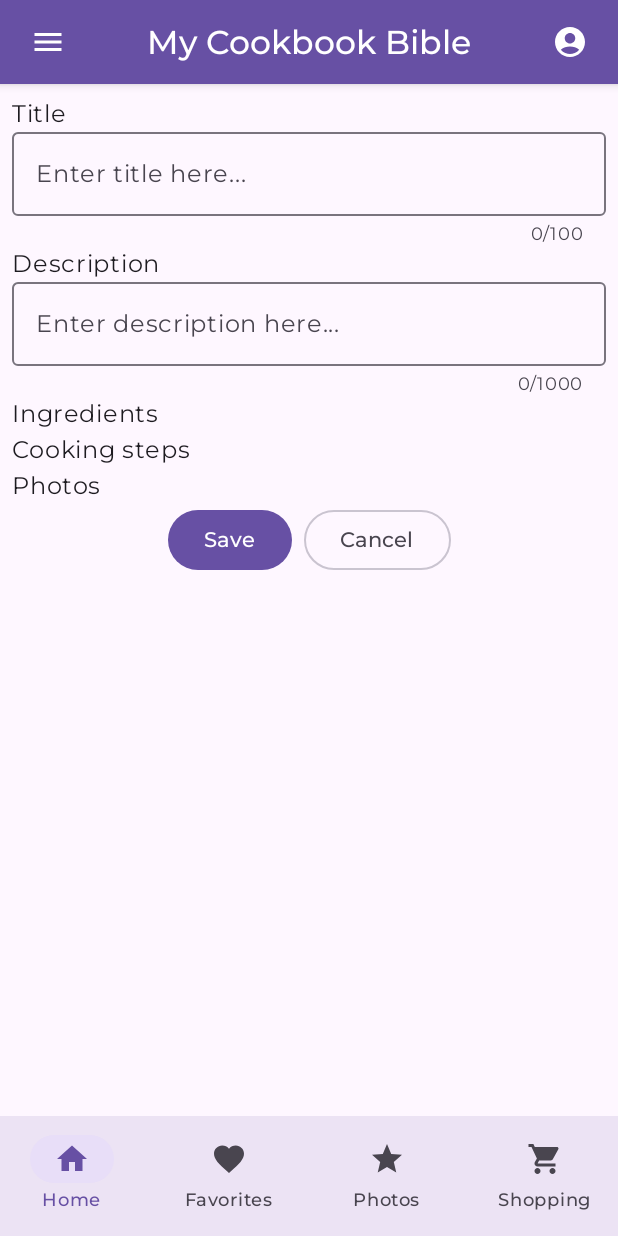
After one commit to CriticalGnome/MyCookBookBible, an Android app built with Jetpack Compose: the composable EditRecipeScreen shown on its own in the app's theme, on a phone screen of 412 x 824 dp. The commit adds this screen. Run offline under Robolectric (Android 15) with nearby library versions, the phone set to English and light mode, and no system bars; our stand-ins replace Dagger/Hilt's generated code; 2 statements that could not run were skipped.

Commit message:
master-1: Refactor state management, update dependencies, and implement EditRecipeScreen
- Replaced `setState` with `updateState` for state updates in `BaseViewModel` and `MainViewModel`.
- Added `EditRecipeViewModel` and initial implementation of `EditRecipeScreen`.
- Introduced new dependencies: `androidx.lifecycle.viewmodel.compose` and `androidx.navigation.compose`.
- Enhanced `MainScreen` with a floating action button for navigation.
- Updated dependencies including AGP, Compose BOM, and others in `libs.versions.toml`.

Primed for feature enhancements and maintaining code consistency.

```diff
--- a/app/build.gradle.kts
+++ b/app/build.gradle.kts
@@ -52,6 +52,8 @@ dependencies {
     implementation(libs.androidx.activity.compose)
     implementation(libs.androidx.material3)
     implementation(libs.fragment.ktx)
+    implementation(libs.androidx.navigation.compose)
+    implementation(libs.androidx.lifecycle.viewmodel.compose)
     // Compose
     implementation(platform(libs.androidx.compose.bom))
     implementation(libs.androidx.ui)
--- a/app/src/main/java/com/criticalgnome/cookbook/main/MainActivity.kt
+++ b/app/src/main/java/com/criticalgnome/cookbook/main/MainActivity.kt
@@ -5,7 +5,6 @@ import androidx.activity.ComponentActivity
 import androidx.activity.compose.setContent
 import androidx.activity.enableEdgeToEdge
 import androidx.activity.viewModels
-import androidx.compose.runtime.collectAsState
 import com.criticalgnome.cookbook.ui.screen.MainScreen
 import com.criticalgnome.cookbook.ui.theme.MyCookBookBibleTheme
 import dagger.hilt.android.AndroidEntryPoint
@@ -13,15 +12,14 @@ import dagger.hilt.android.AndroidEntryPoint
 @AndroidEntryPoint
 class MainActivity : ComponentActivity() {
 
-    private val viewModel by viewModels<MainViewModel>()
+    private val mainViewModel by viewModels<MainViewModel>()
 
     override fun onCreate(savedInstanceState: Bundle?) {
         super.onCreate(savedInstanceState)
         enableEdgeToEdge()
         setContent {
-            val state = viewModel.state.collectAsState()
             MyCookBookBibleTheme {
-                MainScreen(state = state.value)
+                MainScreen(viewModel = mainViewModel)
             }
         }
     }
--- /dev/null
+++ b/app/src/main/java/com/criticalgnome/cookbook/recipe/edit/EditRecipeViewModel.kt
@@ -0,0 +1,14 @@
+package com.criticalgnome.cookbook.recipe.edit
+
+import com.criticalgnome.cookbook.base.BaseViewModel
+import dagger.hilt.android.lifecycle.HiltViewModel
+import javax.inject.Inject
+
+@HiltViewModel
+class EditRecipeViewModel @Inject constructor(
+
+) : BaseViewModel<EditRecipeViewModel.State, EditRecipeViewModel.Event>(State()) {
+
+    data class State(val recipeId: Long? = null)
+    sealed interface Event
+}
--- /dev/null
+++ b/app/src/main/java/com/criticalgnome/cookbook/ui/screen/EditRecipeScreen.kt
@@ -0,0 +1,155 @@
+package com.criticalgnome.cookbook.ui.screen
+
+import android.content.res.Configuration
+import androidx.compose.foundation.layout.Arrangement
+import androidx.compose.foundation.layout.Column
+import androidx.compose.foundation.layout.Row
+import androidx.compose.foundation.layout.fillMaxSize
+import androidx.compose.foundation.layout.fillMaxWidth
+import androidx.compose.foundation.layout.padding
+import androidx.compose.foundation.text.KeyboardActions
+import androidx.compose.foundation.text.KeyboardOptions
+import androidx.compose.material3.Button
+import androidx.compose.material3.OutlinedButton
+import androidx.compose.material3.OutlinedTextField
+import androidx.compose.material3.Scaffold
+import androidx.compose.material3.Text
+import androidx.compose.runtime.Composable
+import androidx.compose.ui.Modifier
+import androidx.compose.ui.res.stringResource
+import androidx.compose.ui.text.input.ImeAction
+import androidx.compose.ui.text.input.KeyboardType
+import androidx.compose.ui.text.style.TextAlign
+import androidx.compose.ui.tooling.preview.Preview
+import androidx.compose.ui.unit.dp
+import com.criticalgnome.cookbook.R
+import com.criticalgnome.cookbook.recipe.edit.EditRecipeViewModel
+import com.criticalgnome.cookbook.ui.element.AppTopBar
+import com.criticalgnome.cookbook.ui.element.BottomBar
+import com.criticalgnome.cookbook.ui.theme.MyCookBookBibleTheme
+
+@Composable
+fun EditRecipeScreen(
+    modifier: Modifier = Modifier,
+    currentRoute: String = "home",
+    viewModel: EditRecipeViewModel = EditRecipeViewModel(),
+    onNavigate: (String) -> Unit = {},
+    onMenuClick: () -> Unit = {},
+    onAvatarClick: () -> Unit = {},
+) {
+    Scaffold(
+        modifier = modifier
+            .fillMaxSize(),
+        topBar = {
+            AppTopBar(
+                title = stringResource(R.string.main_screen_header),
+                onMenuClick = onMenuClick,
+                onAvatarClick = onAvatarClick
+            )
+        },
+        bottomBar = {
+            BottomBar(
+                currentRoute = currentRoute,
+                onNavigate = onNavigate
+            )
+        }
+    ) { paddingValues ->
+        Column(
+            modifier = Modifier
+                .fillMaxSize()
+                .padding(paddingValues)
+                .padding(all = 8.dp)
+        ) {
+            var title = ""
+            val titleMaxChars = 100
+            var description = ""
+            val descriptionMaxChars = 1000
+            Text(text = "Title")
+            OutlinedTextField(
+                modifier = Modifier.fillMaxWidth(),
+                value = title,
+                placeholder = { Text(text = "Enter title here...") },
+                onValueChange = { if (it.length <= titleMaxChars) title = it },
+                supportingText = {
+                    Text(
+                        modifier = Modifier.fillMaxWidth(),
+                        textAlign = TextAlign.End,
+                        text = "${title.length}/$titleMaxChars",
+
+                        )
+                },
+                keyboardOptions = KeyboardOptions(
+                    keyboardType = KeyboardType.Text,
+                    imeAction = ImeAction.Next
+                ),
+                keyboardActions = KeyboardActions(
+                    onNext = { /* действие при нажатии Next */ }
+                ),
+                maxLines = 1,
+            )
+            Text(text = "Description")
+            OutlinedTextField(
+                modifier = Modifier.fillMaxWidth(),
+                value = description,
+                placeholder = { Text(text = "Enter description here...") },
+                onValueChange = { if (it.length <= descriptionMaxChars) description = it },
+                supportingText = {
+                    Text(
+                        modifier = Modifier.fillMaxWidth(),
+                        textAlign = TextAlign.End,
+                        text = "${description.length}/$descriptionMaxChars",
+
+                        )
+                },
+                keyboardOptions = KeyboardOptions(
+                    keyboardType = KeyboardType.Text,
+                    imeAction = ImeAction.Next
+                ),
+                keyboardActions = KeyboardActions(
+                    onNext = { /* действие при нажатии Next */ }
+                ),
+                maxLines = 2,
+            )
+            Text(text = "Ingredients")
+            Text(text = "Cooking steps")
+            Text(text = "Photos")
+            Row(
+                modifier = Modifier.fillMaxWidth(),
+                horizontalArrangement = Arrangement.Center,
+
+                ) {
+                Button(
+                    modifier = Modifier.padding(horizontal = 4.dp),
+                    onClick = {}
+                ) {
+                    Text("Save")
+                }
+                OutlinedButton(
+                    modifier = Modifier.padding(horizontal = 4.dp),
+                    onClick = {}
+                ) {
+                    Text("Cancel")
+                }
+            }
+        }
+    }
+}
+
+@Composable
+@Preview(
+    name = "Light theme",
+    showSystemUi = true,
+)
+private fun EditRecipeScreenPreviewLight() {
+    MyCookBookBibleTheme(darkTheme = false) {
+        EditRecipeScreen()
+    }
+}
+
+@Composable
+@Preview(name = "Dark theme", showSystemUi = true, uiMode = Configuration.UI_MODE_NIGHT_YES)
+private fun EditRecipeScreenPreviewDark() {
+    MyCookBookBibleTheme(darkTheme = true) {
+        EditRecipeScreen()
+    }
+}
```
Also changed, not shown: app/src/main/java/com/criticalgnome/cookbook/base/BaseViewModel.kt (+5 -26 lines), app/src/main/java/com/criticalgnome/cookbook/main/MainViewModel.kt (+8 -6 lines), app/src/main/java/com/criticalgnome/cookbook/ui/element/RecipeCardList.kt (+7 -3 lines), app/src/main/java/com/criticalgnome/cookbook/ui/screen/MainScreen.kt (+62 -8 lines), gradle/libs.versions.toml (+6 -3 lines).
